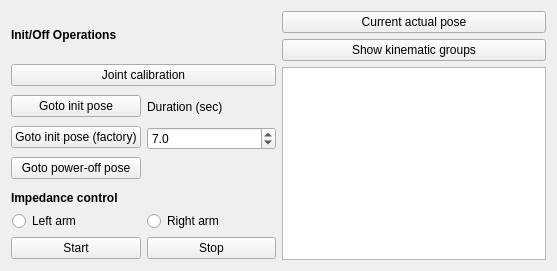
First picture: the form in hironx_ros_bridge/resource/hironx_commandpanel_main.ui, repository start-jsk/rtmros_hironx, before the edit.
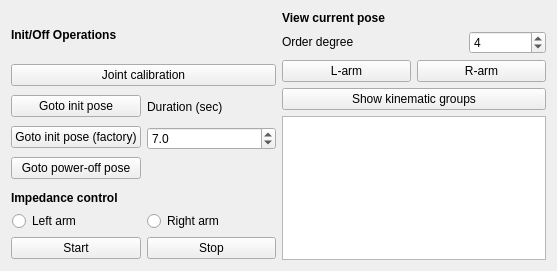
Second picture: the form after the edit.

Commit message: [hironx/rqt dashboard] Add text area to show result. Add getCurrentPose feature, and showing kinematic groups.

What changed in the file:
```diff
--- a/hironx_ros_bridge/resource/hironx_commandpanel_main.ui
+++ b/hironx_ros_bridge/resource/hironx_commandpanel_main.ui
@@ -195,14 +195,70 @@
      <item>
       <layout class="QVBoxLayout" name="verticalLayout_2">
        <item>
-        <widget class="QPushButton" name="pushButton_actualPose">
-         <property name="toolTip">
-          <string>&lt;html&gt;&lt;head/&gt;&lt;body&gt;&lt;p&gt;actualPose&lt;/p&gt;&lt;/body&gt;&lt;/html&gt;</string>
-         </property>
-         <property name="text">
-          <string>Current actual pose</string>
-         </property>
-        </widget>
+        <layout class="QVBoxLayout" name="verticalLayout_getpose">
+         <item>
+          <layout class="QHBoxLayout" name="horizontalLayout">
+           <item>
+            <widget class="QLabel" name="label_sectiontitle_currentpose">
+             <property name="text">
+              <string>&lt;html&gt;&lt;head/&gt;&lt;body&gt;&lt;p&gt;&lt;span style=&quot; font-weight:600;&quot;&gt;View current pose&lt;/span&gt;&lt;/p&gt;&lt;/body&gt;&lt;/html&gt;</string>
+             </property>
+            </widget>
+           </item>
+          </layout>
+         </item>
+         <item>
+          <layout class="QHBoxLayout" name="horizontalLayout_degree_order" stretch="7,3">
+           <item>
+            <widget class="QLabel" name="label_precision_output">
+             <property name="toolTip">
+              <string>&lt;html&gt;&lt;head/&gt;&lt;body&gt;&lt;p&gt;Order of degree in the returned values in the result. Default: 4 &lt;/p&gt;&lt;/body&gt;&lt;/html&gt;</string>
+             </property>
+             <property name="text">
+              <string>&lt;html&gt;&lt;head/&gt;&lt;body&gt;&lt;p&gt;Order degree&lt;/p&gt;&lt;/body&gt;&lt;/html&gt;</string>
+             </property>
+            </widget>
+           </item>
+           <item>
+            <widget class="QSpinBox" name="spinBox_precision_output">
+             <property name="minimum">
+              <number>1</number>
+             </property>
+             <property name="maximum">
+              <number>20</number>
+             </property>
+             <property name="value">
+              <number>4</number>
+             </property>
+            </widget>
+           </item>
+          </layout>
+         </item>
+         <item>
+          <layout class="QHBoxLayout" name="horizontalLayout">
+           <item>
+            <widget class="QPushButton" name="pushButton_actualPose_l">
+             <property name="toolTip">
+              <string>&lt;html&gt;&lt;head/&gt;&lt;body&gt;&lt;p&gt;actualPose&lt;/p&gt;&lt;/body&gt;&lt;/html&gt;</string>
+             </property>
+             <property name="text">
+              <string>L-arm</string>
+             </property>
+            </widget>
+           </item>
+           <item>
+            <widget class="QPushButton" name="pushButton_actualPose_r">
+             <property name="toolTip">
+              <string>&lt;html&gt;&lt;head/&gt;&lt;body&gt;&lt;p&gt;actualPose&lt;/p&gt;&lt;/body&gt;&lt;/html&gt;</string>
+             </property>
+             <property name="text">
+              <string>R-arm</string>
+             </property>
+            </widget>
+           </item>
+          </layout>
+         </item>
+        </layout>
        </item>
        <item>
         <widget class="QPushButton" name="pushButton_groups">
@@ -215,11 +271,7 @@
         </widget>
        </item>
        <item>
-        <widget class="QListView" name="listView_output">
-         <property name="toolTip">
-          <string>&lt;html&gt;&lt;head/&gt;&lt;body&gt;&lt;p&gt;(Commands and their output are to be printed here)&lt;/p&gt;&lt;/body&gt;&lt;/html&gt;</string>
-         </property>
-        </widget>
+        <widget class="QTextBrowser" name="textBrowser_output"/>
        </item>
       </layout>
      </item>
```
The commit also changes 1 other file.
